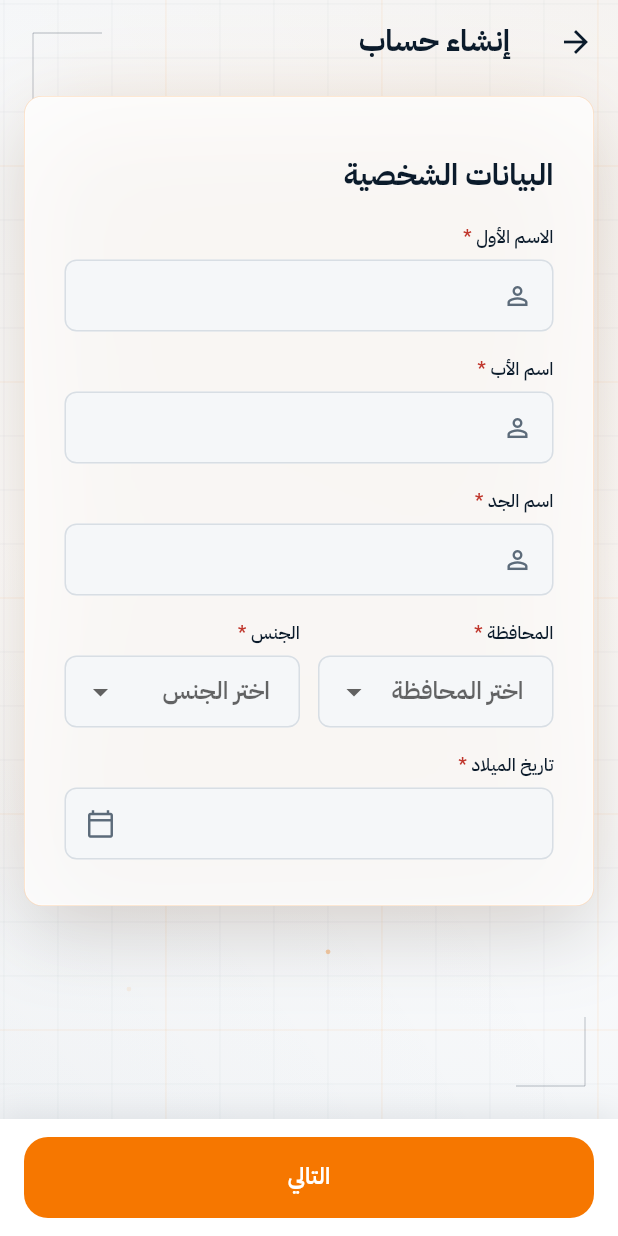
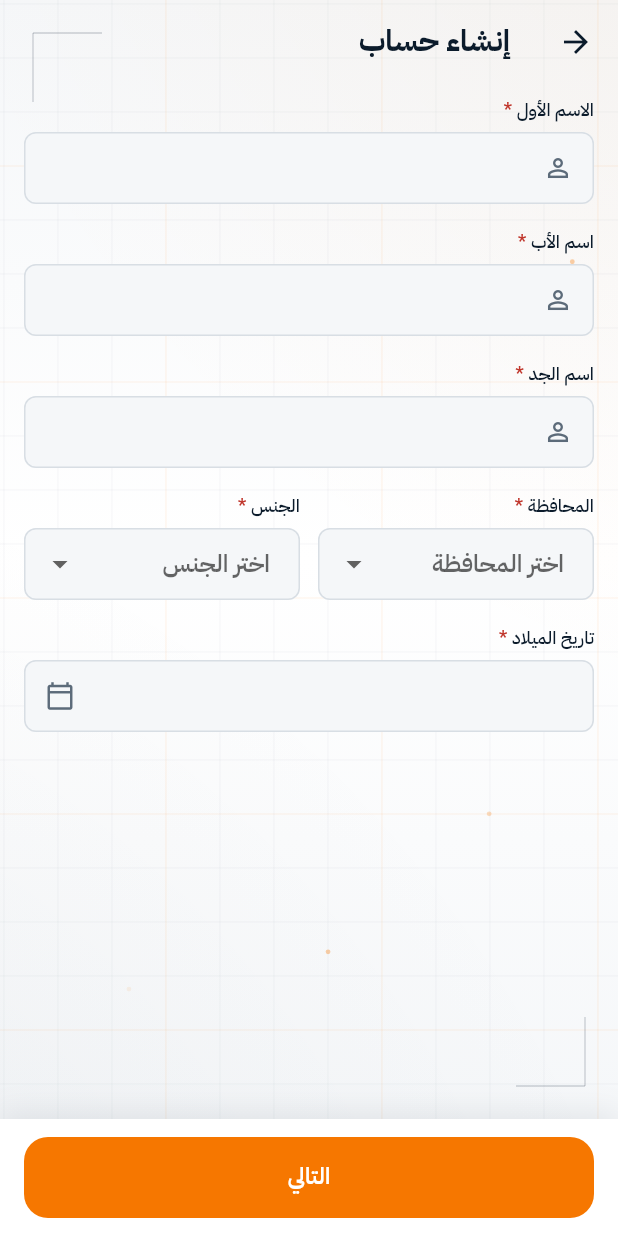
Before and after one commit to asmaazuhair1/programmers-syndicate, a Flutter app: the _RegistrationView screen opened directly, on a phone screen of 412 x 824 dp. Run offline on Flutter 3.47's test engine with Material 3 defaults, Android fonts, the phone set to English and light mode, and no system bars; our stand-ins replace flutter_bloc, go_router.

Commit message:
Remove IpsSecurityFrame card and section title from Registration; remove frame from OTP
Registration: fields now sit directly on the technical backdrop with no
enclosing card and no "البيانات الشخصية" heading above them.

OTP: same frame removal for visual consistency, per explicit confirmation.

Co-Authored-By: Claude Opus 4.7 <noreply@anthropic.com>

```diff
--- a/lib/features/registration/presentation/screens/registration_screen.dart
+++ b/lib/features/registration/presentation/screens/registration_screen.dart
@@ -9,7 +9,6 @@ import '../../../../core/di/injector.dart';
 import '../../../../core/widgets/ips_date_field.dart';
 import '../../../../core/widgets/ips_dropdown_field.dart';
 import '../../../../core/widgets/ips_gold_button.dart';
-import '../../../../core/widgets/ips_security_frame.dart';
 import '../../../../core/widgets/ips_snackbar.dart';
 import '../../../../core/widgets/ips_technical_backdrop.dart';
 import '../../../../core/widgets/ips_text_field.dart';
@@ -50,10 +49,11 @@ const List<String> _genders = ['ذكر', 'أنثى'];
 /// On success it routes to the Home screen.
 ///
 /// Shares the same light "security scanner" language as Welcome and OTP —
-/// [IpsTechnicalBackdrop] behind an [IpsSecurityFrame] holding the section
-/// header and fields, with a real [AppBar] back arrow + title replacing the
-/// former standalone navy hero band, and a light sticky action bar built on
-/// [IpsGoldButton] replacing the former solid-navy one.
+/// [IpsTechnicalBackdrop] behind the section header and fields (no card
+/// wrapping them; content sits directly on the backdrop), with a real
+/// [AppBar] back arrow + title replacing the former standalone navy hero
+/// band, and a light sticky action bar built on [IpsGoldButton] replacing
+/// the former solid-navy one.
 class RegistrationScreen extends StatelessWidget {
   const RegistrationScreen({super.key, this.initialLocalPhoneNumber});
 
@@ -159,8 +159,8 @@ class _RegistrationViewState extends State<_RegistrationView> {
                         // Top padding is intentionally tighter than the
                         // horizontal/bottom padding: the AppBar title
                         // ("إنشاء حساب") already sits directly above, so the
-                        // personal-data card should read as close to it
-                        // rather than leaving a large gap under the header.
+                        // first field should read as close to it rather than
+                        // leaving a large gap under the header.
                         padding: EdgeInsets.fromLTRB(
                           horizontalPadding,
                           IpsSpacing.sm,
@@ -173,8 +173,7 @@ class _RegistrationViewState extends State<_RegistrationView> {
                             child: Column(
                               crossAxisAlignment: CrossAxisAlignment.stretch,
                               children: [
-                                IpsSecurityFrame(
-                                  child: _FormFields(
+                                _FormFields(
                                   firstNameController: _firstNameController,
                                   fatherNameController: _fatherNameController,
                                   grandfatherNameController:
@@ -190,7 +189,6 @@ class _RegistrationViewState extends State<_RegistrationView> {
                                       setState(() => _gender = value),
                                   onBirthDateChanged: (value) =>
                                       setState(() => _birthDate = value),
-                                  ),
                                 ),
                                 const SizedBox(height: IpsSpacing.xxxl),
                               ],
@@ -220,9 +218,9 @@ class _RegistrationViewState extends State<_RegistrationView> {
   }
 }
 
-/// Section header + field groups, laid directly inside the shared
-/// [IpsSecurityFrame] (which already provides its own entrance animation),
-/// so this widget itself carries no motion of its own.
+/// Field groups laid directly on the screen's backdrop (no section header,
+/// no enclosing card). Carries no entrance motion of its own — content
+/// simply appears with the rest of the screen.
 class _FormFields extends StatelessWidget {
   const _FormFields({
     required this.firstNameController,
@@ -255,12 +253,6 @@ class _FormFields extends StatelessWidget {
     return Column(
       crossAxisAlignment: CrossAxisAlignment.stretch,
       children: [
-        Text(
-          'البيانات الشخصية',
-          style: IpsTypography.titleLarge(color: IpsColors.textPrimary)
-              .copyWith(fontWeight: FontWeight.w700),
-        ),
-        const SizedBox(height: IpsSpacing.xl),
         IpsTextField(
           label: 'الاسم الأول',
           controller: firstNameController,
```
Also changed, not shown: lib/features/otp/presentation/screens/otp_screen.dart (+5 -19 lines). Lines whose indentation alone changed are shown as unchanged.
